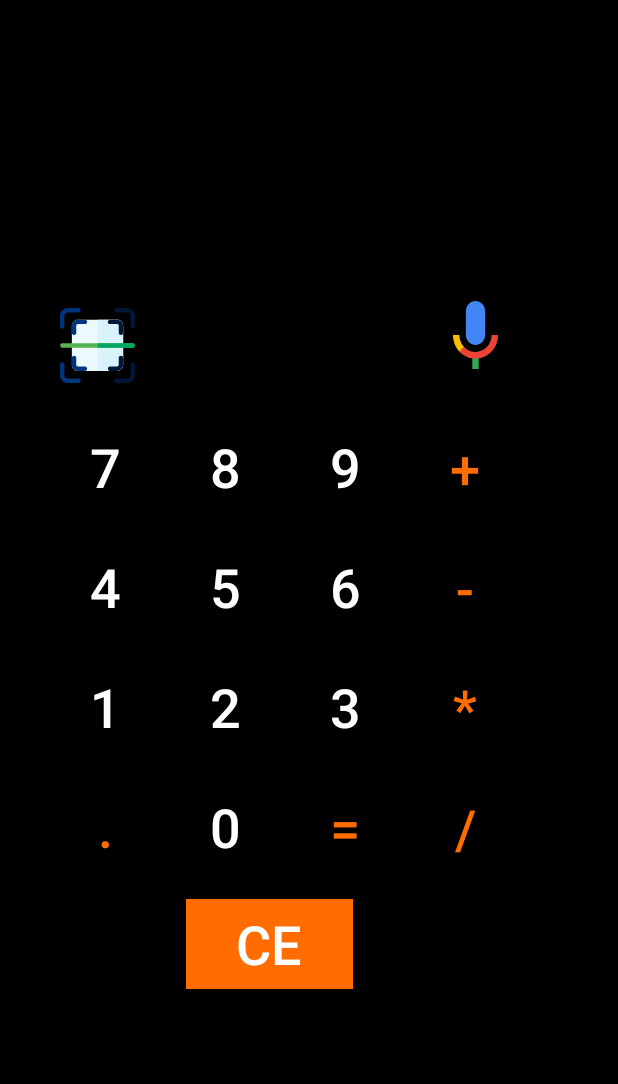
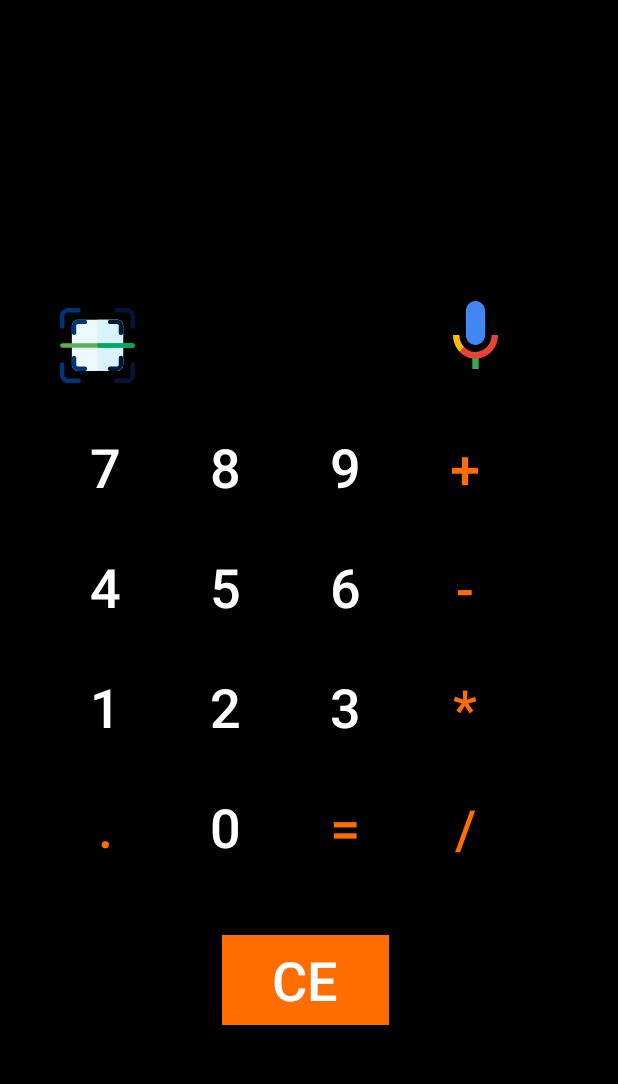
Before and after one commit to adarsh1405/SmaCal, an Android app: the screen it shows after launch (MainActivity), on a phone screen of 412 x 824 dp, the part 84-1168 px from its top. Run offline under Robolectric (Android 15) with nearby library versions, the phone set to English and light mode, and no system bars; libraries missing offline, so code that uses them is left out: com.google.firebase.ml; Roboto replaces fonts that are not available here.

Commit message:
minor bugs fixations

```diff
--- a/app/src/main/res/layout/activity_main.xml
+++ b/app/src/main/res/layout/activity_main.xml
@@ -242,8 +242,8 @@
         android:id="@+id/clear"
         android:layout_width="111dp"
         android:layout_height="60dp"
-        android:layout_marginStart="124dp"
-        android:layout_marginTop="8dp"
+        android:layout_marginStart="148dp"
+        android:layout_marginTop="32dp"
         android:background="#FF6D00"
         android:text="CE"
         android:textColor="#FFFFFF"
```
Also changed, not shown: app/src/main/java/com/adarsh/smartcalculator/MainActivity.java (+23 -3 lines).
